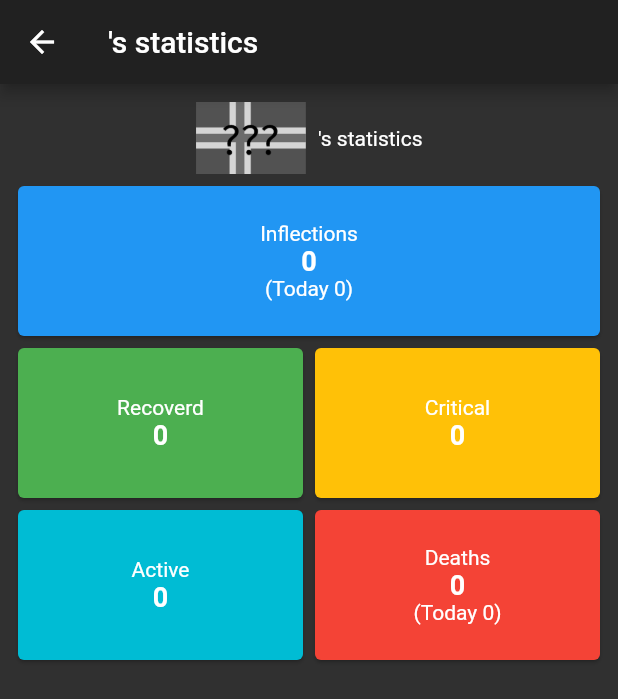
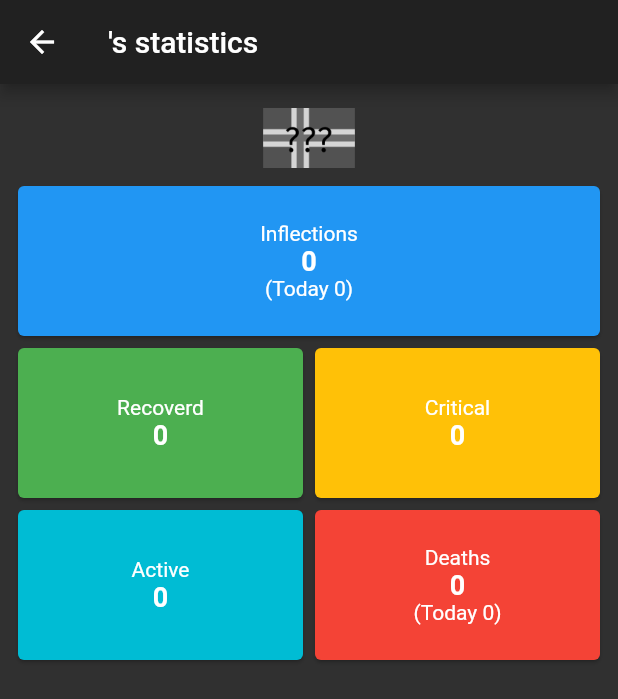
Before and after one commit to anoochit/flutter-covid19-dashboard, a Flutter app: the CountryPage screen opened directly with empty values, on a phone screen of 412 x 824 dp. Shown: the top 699 px of the screen. Run offline on Flutter 3.47's test engine with Material 2 defaults, Android fonts, the light colour scheme and no system bars; network calls fail.

Commit message:
fix text overflow in country name in country page

```diff
--- a/lib/page/country.dart
+++ b/lib/page/country.dart
@@ -47,15 +47,20 @@ class _CountryPageState extends State<CountryPage> {
                   crossAxisAlignment: CrossAxisAlignment.center,
                   children: <Widget>[
                     Container(
-                      padding: EdgeInsets.all(4),
+                      padding: EdgeInsets.all(8),
                       child: Image.asset(
                         coronaService.getFlagImage(this.title),
-                        height: 48,
+                        height: 40,
                       ),
                     ),
-                    Container(
-                        padding: EdgeInsets.all(4),
-                        child: Text(this.title + "'s statistics"))
+                    Flexible(
+                      child: Text(
+                        this.title,
+                        maxLines: 2,
+                        style: TextStyle(
+                            fontSize: 16, fontWeight: FontWeight.w800),
+                      ),
+                    )
                   ],
                 ),
 
```
